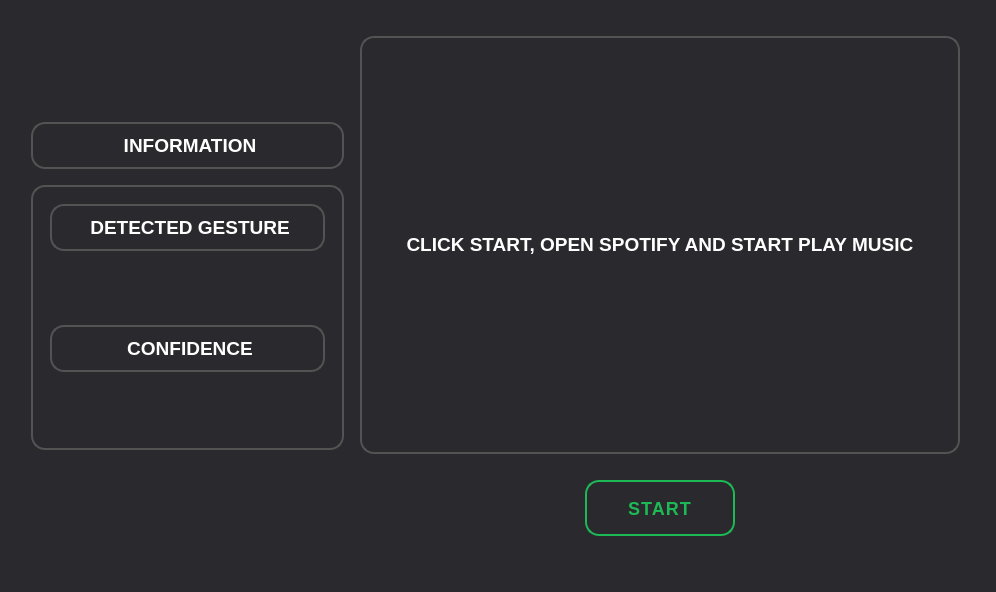
luistnrt/Machine-learning-project, file Gesture_control/pyui/ui/DetectionWindow.ui: the form before one commit.
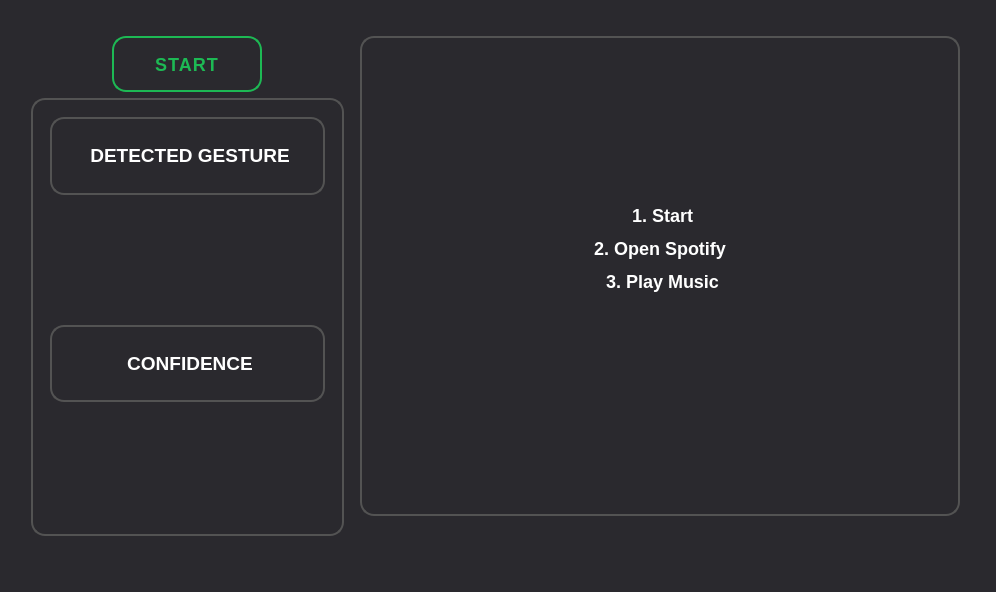
The form after the commit.

Patch:
```diff
--- a/Gesture_control/pyui/ui/DetectionWindow.ui
+++ b/Gesture_control/pyui/ui/DetectionWindow.ui
@@ -85,37 +85,25 @@
          <property name="bottomMargin">
           <number>20</number>
          </property>
-         <item>
-          <spacer name="verticalSpacer_2">
-           <property name="orientation">
-            <enum>Qt::Vertical</enum>
-           </property>
-           <property name="sizeHint" stdset="0">
-            <size>
-             <width>20</width>
-             <height>40</height>
-            </size>
-           </property>
-          </spacer>
-         </item>
-         <item>
-          <widget class="QLabel" name="label_3">
+         <item alignment="Qt::AlignHCenter">
+          <widget class="QPushButton" name="pushButton_2">
            <property name="minimumSize">
             <size>
-             <width>0</width>
-             <height>50</height>
+             <width>150</width>
+             <height>56</height>
             </size>
            </property>
-           <property name="styleSheet">
-            <string notr="true">color: white;
-border: 2px solid #535353;
-border-radius: 14px;
-margin-bottom: 10px;
-padding: 10px;
-</string>
+           <property name="maximumSize">
+            <size>
+             <width>150</width>
+             <height>56</height>
+            </size>
+           </property>
+           <property name="cursor">
+            <cursorShape>PointingHandCursor</cursorShape>
            </property>
            <property name="text">
-            <string>&lt;html&gt;&lt;head/&gt;&lt;body&gt;&lt;p align=&quot;center&quot;&gt;&lt;span style=&quot; font-size:14pt;&quot;&gt;INFORMATION&lt;/span&gt;&lt;/p&gt;&lt;/body&gt;&lt;/html&gt;</string>
+            <string>START</string>
            </property>
           </widget>
          </item>
@@ -184,19 +172,6 @@
            </layout>
           </widget>
          </item>
-         <item>
-          <spacer name="verticalSpacer">
-           <property name="orientation">
-            <enum>Qt::Vertical</enum>
-           </property>
-           <property name="sizeHint" stdset="0">
-            <size>
-             <width>20</width>
-             <height>40</height>
-            </size>
-           </property>
-          </spacer>
-         </item>
         </layout>
        </item>
       </layout>
@@ -220,7 +195,7 @@
 }</string>
            </property>
            <property name="text">
-            <string>&lt;html&gt;&lt;head/&gt;&lt;body&gt;&lt;p align=&quot;center&quot;&gt;&lt;span style=&quot; font-size:14pt;&quot;&gt;CLICK START, OPEN SPOTIFY AND START PLAY MUSIC &lt;/span&gt;&lt;/p&gt;&lt;/body&gt;&lt;/html&gt;</string>
+            <string>&lt;html&gt;&lt;head/&gt;&lt;body&gt;&lt;p align=&quot;center&quot;&gt;1. Start&lt;/p&gt;&lt;p align=&quot;center&quot;&gt;2. Open Spotify &lt;/p&gt;&lt;p align=&quot;center&quot;&gt;3. Play Music&lt;/p&gt;&lt;p&gt;&lt;br/&gt;&lt;/p&gt;&lt;/body&gt;&lt;/html&gt;</string>
            </property>
           </widget>
          </item>
@@ -232,28 +207,6 @@
            <property name="bottomMargin">
             <number>20</number>
            </property>
-           <item>
-            <widget class="QPushButton" name="pushButton_2">
-             <property name="minimumSize">
-              <size>
-               <width>150</width>
-               <height>56</height>
-              </size>
-             </property>
-             <property name="maximumSize">
-              <size>
-               <width>150</width>
-               <height>56</height>
-              </size>
-             </property>
-             <property name="cursor">
-              <cursorShape>PointingHandCursor</cursorShape>
-             </property>
-             <property name="text">
-              <string>START</string>
-             </property>
-            </widget>
-           </item>
           </layout>
          </item>
         </layout>
```
